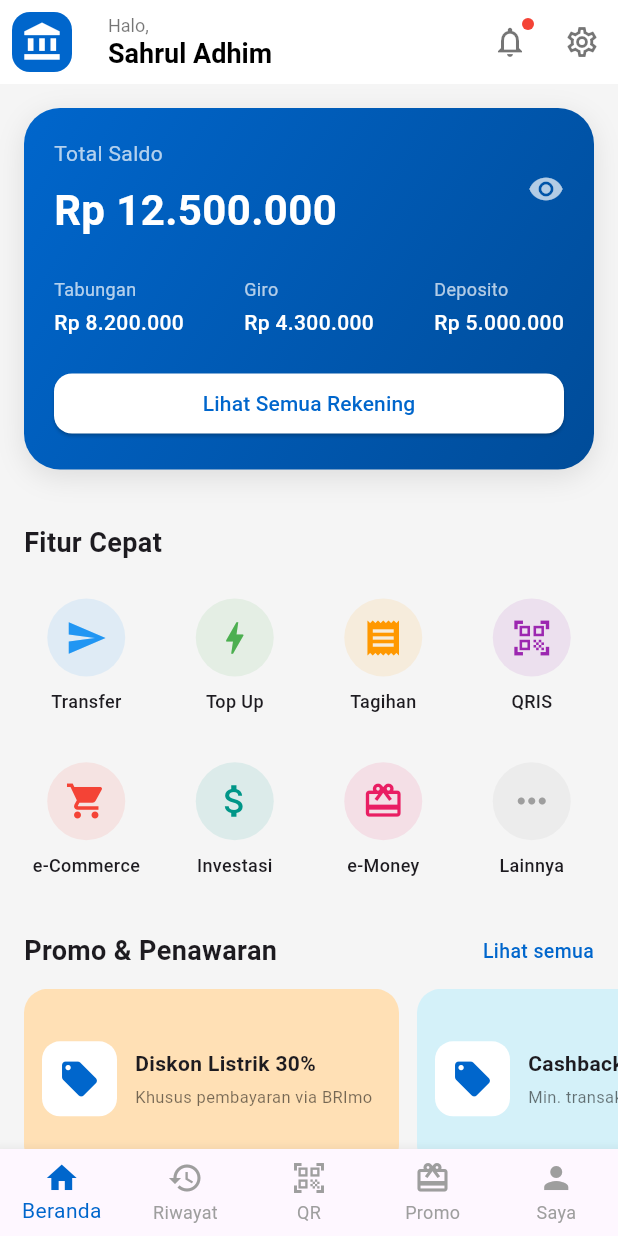
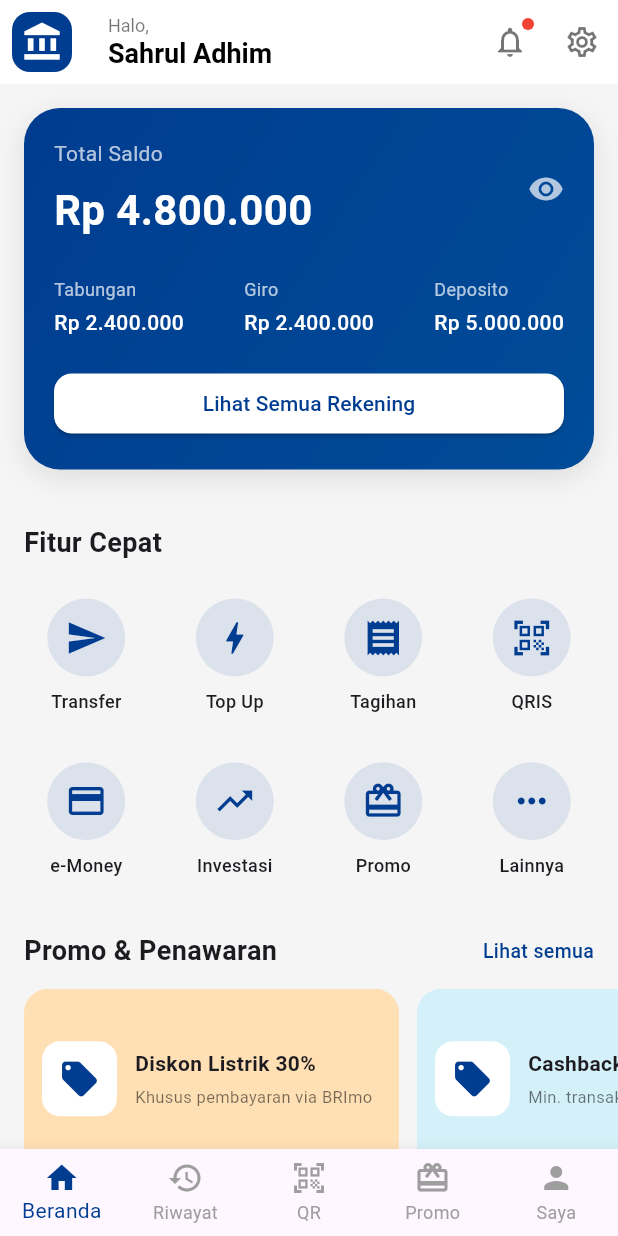
Before and after one commit to syaruladhim50-boop/bri_mobile_banking, a Flutter app: the screen it shows after launch, on a phone screen of 412 x 824 dp. Run offline on Flutter 3.47's test engine with Material 3 defaults, Android fonts, the phone set to English and light mode, and no system bars.

Commit message:
menyesuaikan UI dengan brimo asli: warna, manu

```diff
--- a/lib/main.dart
+++ b/lib/main.dart
@@ -34,14 +34,14 @@
   bool _isBalanceVisible = true;
 
   final List<Map<String, dynamic>> mainMenus = [
-    {"icon": Icons.send, "label": "Transfer", "color": Colors.blue},
-    {"icon": Icons.bolt, "label": "Top Up", "color": Colors.green},
-    {"icon": Icons.receipt, "label": "Tagihan", "color": Colors.orange},
-    {"icon": Icons.qr_code_scanner, "label": "QRIS", "color": Colors.purple},
-    {"icon": Icons.shopping_cart, "label": "e-Commerce", "color": Colors.red},
-    {"icon": Icons.attach_money, "label": "Investasi", "color": Colors.teal},
-    {"icon": Icons.card_giftcard, "label": "e-Money", "color": Colors.pink},
-    {"icon": Icons.more_horiz, "label": "Lainnya", "color": Colors.grey},
+  {"icon": Icons.send, "label": "Transfer", "color": const Color(0xFF003C8F)},
+  {"icon": Icons.bolt, "label": "Top Up", "color": const Color(0xFF003C8F)},
+  {"icon": Icons.receipt, "label": "Tagihan", "color": const Color(0xFF003C8F)},
+  {"icon": Icons.qr_code_scanner, "label": "QRIS", "color": const Color(0xFF003C8F)},
+  {"icon": Icons.credit_card, "label": "e-Money", "color": const Color(0xFF003C8F)},
+  {"icon": Icons.trending_up, "label": "Investasi", "color": const Color(0xFF003C8F)},
+  {"icon": Icons.card_giftcard, "label": "Promo", "color": const Color(0xFF003C8F)},
+  {"icon": Icons.more_horiz, "label": "Lainnya", "color": const Color(0xFF003C8F)},
   ];
 
   final List<Map<String, dynamic>> promos = [
@@ -60,7 +60,7 @@
           padding: const EdgeInsets.all(8.0),
           child: Container(
             decoration: BoxDecoration(
-              color: const Color(0xFF0066CC),
+              color: const Color(0xFF003C8F),
               borderRadius: BorderRadius.circular(12),
             ),
             child: const Icon(Icons.account_balance, color: Colors.white, size: 28),
@@ -139,7 +139,7 @@
           }
         },
         type: BottomNavigationBarType.fixed,
-        selectedItemColor: const Color(0xFF0066CC),
+        selectedItemColor: const Color(0xFF003C8F),
         unselectedItemColor: Colors.grey,
         items: const [
           BottomNavigationBarItem(icon: Icon(Icons.home), label: 'Beranda'),
@@ -163,7 +163,7 @@
       child: Container(
         decoration: BoxDecoration(
           gradient: const LinearGradient(
-            colors: [Color(0xFF0066CC), Color(0xFF004C99)],
+            colors: [Color(0xFF003C8F), Color(0xFF004C99)],
             begin: Alignment.topLeft,
             end: Alignment.bottomRight,
           ),
@@ -189,7 +189,7 @@
                       Text('Total Saldo', style: TextStyle(color: Colors.white70, fontSize: 14)),
                       SizedBox(height: 8),
                       Text(
-                        'Rp 12.500.000',
+                        'Rp 4.800.000',
                         style: TextStyle(color: Colors.white, fontSize: 28, fontWeight: FontWeight.bold),
                       ),
                     ],
@@ -211,8 +211,8 @@
               Row(
                 mainAxisAlignment: MainAxisAlignment.spaceBetween,
                 children: [
-                  _buildBalanceDetail('Tabungan', 'Rp 8.200.000'),
-                  _buildBalanceDetail('Giro', 'Rp 4.300.000'),
+                  _buildBalanceDetail('Tabungan', 'Rp 2.400.000'),
+                  _buildBalanceDetail('Giro', 'Rp 2.400.000'),
                   _buildBalanceDetail('Deposito', 'Rp 5.000.000'),
                 ],
               ),
@@ -224,7 +224,7 @@
                       onPressed: () {},
                       style: ElevatedButton.styleFrom(
                         backgroundColor: Colors.white,
-                        foregroundColor: const Color(0xFF0066CC),
+                        foregroundColor: const Color(0xFF003C8F),
                         shape: RoundedRectangleBorder(
                           borderRadius: BorderRadius.circular(12),
                         ),
@@ -319,7 +319,7 @@
             mainAxisAlignment: MainAxisAlignment.spaceBetween,
             children: [
               Text('Promo & Penawaran', style: TextStyle(fontSize: 18, fontWeight: FontWeight.bold)),
-              Text('Lihat semua', style: TextStyle(color: Color(0xFF0066CC), fontSize: 13, fontWeight: FontWeight.w500)),
+              Text('Lihat semua', style: TextStyle(color: Color(0xFF003C8F), fontSize: 13, fontWeight: FontWeight.w500)),
             ],
           ),
         ),
@@ -349,7 +349,7 @@
                         color: Colors.white,
                         borderRadius: BorderRadius.circular(12),
                       ),
-                      child: const Icon(Icons.local_offer, color: Color(0xFF0066CC), size: 28),
+                      child: const Icon(Icons.local_offer, color: Color(0xFF003C8F), size: 28),
                     ),
                     const SizedBox(width: 12),
                     Expanded(
@@ -482,7 +482,7 @@
       onTap: () {},
       child: Column(
         children: [
-          Icon(icon, color: const Color(0xFF0066CC), size: 28),
+          Icon(icon, color: const Color(0xFF003C8F), size: 28),
           const SizedBox(height: 4),
           Text(title, style: const TextStyle(fontSize: 12, fontWeight: FontWeight.w500)),
           Text(subtitle, style: const TextStyle(fontSize: 10, color: Colors.black54)),
```
